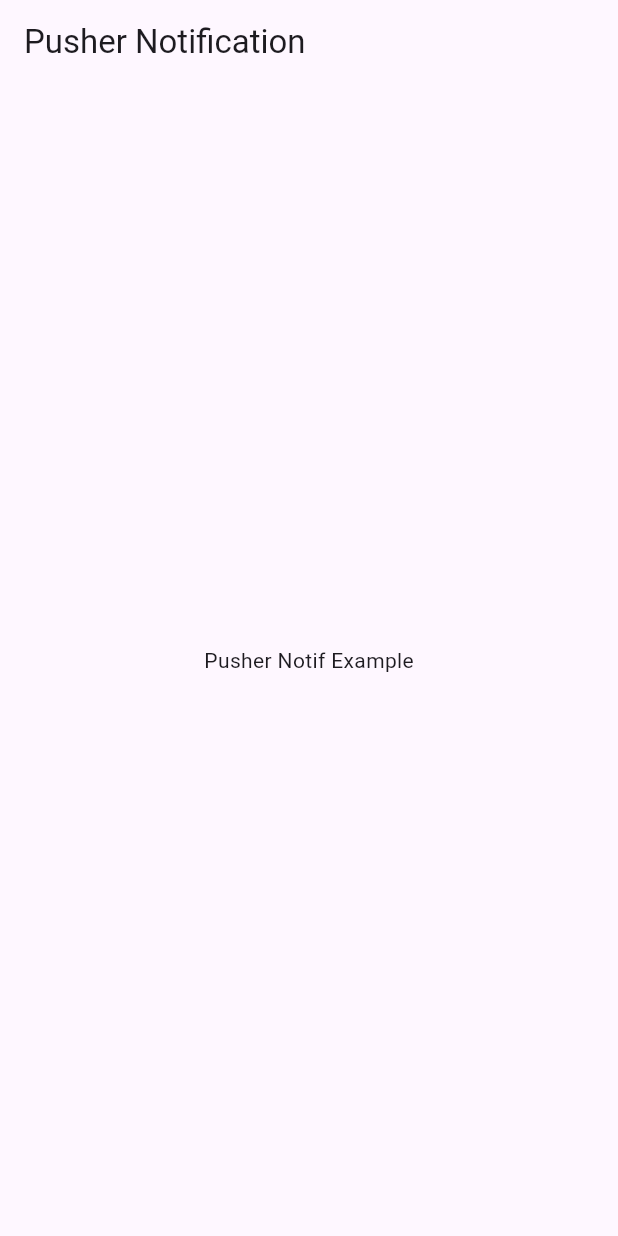
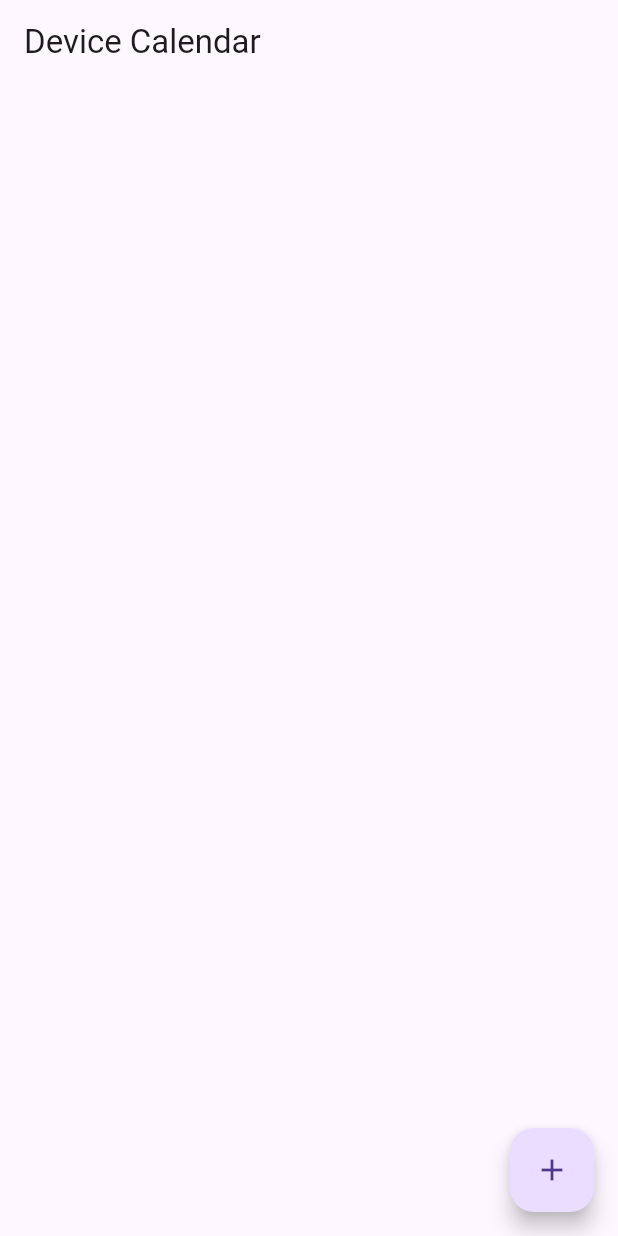
Before and after one commit to bimogempar/learn-flutter, a Flutter app: the screen it shows after launch, on a phone screen of 412 x 824 dp. Run offline on Flutter 3.47's test engine with Material 3 defaults, Android fonts, the phone set to English and light mode, and no system bars.

Commit message:
back: apply original main dart

```diff
--- a/lib/main.dart
+++ b/lib/main.dart
@@ -1,90 +1,42 @@
-import 'dart:convert';
+import 'package:flutter/material.dart';
 
-import 'package:awesome_notifications/awesome_notifications.dart';
-import 'package:flutter/material.dart';
-import 'package:pusher_channels_flutter/pusher_channels_flutter.dart';
+void main() => runApp(MyApp());
 
-void main() async {
-  await AwesomeNotifications().initialize(
-    null,
-    [
-      NotificationChannel(
-          channelKey: 'alerts',
-          channelName: 'Alerts',
-          channelDescription: 'Notification tests as alerts',
-          playSound: true,
-          onlyAlertOnce: true,
-          groupAlertBehavior: GroupAlertBehavior.Children,
-          importance: NotificationImportance.High,
-          defaultPrivacy: NotificationPrivacy.Private,
-          defaultColor: Colors.deepPurple,
-          ledColor: Colors.deepPurple)
-    ],
-    debug: true,
+class MyApp extends StatelessWidget {
+  @override
+  Widget build(BuildContext context) {
+    return MaterialApp(
+      title: 'Flutter Device Calendar',
+      theme: ThemeData(
+        primarySwatch: Colors.blue,
+      ),
+      home: MyHomePage(),
     );
-  runApp(const MyApp());
-}
-
-class MyApp extends StatefulWidget {
-  const MyApp({super.key});
-
-  @override
-  State<MyApp> createState() => _MyAppState();
-}
-
-class _MyAppState extends State<MyApp> {
-  PusherChannelsFlutter pusher = PusherChannelsFlutter.getInstance();
-
-  @override
-  void initState() {
-    super.initState();
-    initPusherConnect();
-  }
-
-  void initPusherConnect() async {
-    try {
-      await pusher.init(
-          apiKey: '085a6eb21bd2d1912f89', cluster: 'ap1', onEvent: onEvent);
-      await pusher.subscribe(channelName: 'my-channel');
-      await pusher.connect();
-      print("SUCCESS CONNECT");
-    } catch (e) {
-      print("ERROR: $e");
   }
 }
 
-  void onEvent(PusherEvent event) {
-    print("ON EVENT: $event");
-    print("EVENT DATA: ${event.data}");
-
-    Map<String, dynamic> jsonData = json.decode(event.data);
-
-    print("WILL CREATE NOTIF");
-    pushNotif(jsonData);
+class MyHomePage extends StatefulWidget {
+  @override
+  _MyHomePageState createState() => _MyHomePageState();
 }
 
-  void pushNotif(Map<String, dynamic> data) async {
-    print("DO CREATE NOTIF $data");
-    await AwesomeNotifications().createNotification(
-        content: NotificationContent(
-            id: data['id'],
-            channelKey: 'alerts',
-            title: data['title'],
-            body: data['body']));
-
-    print("SUCCESS CREATE NOTIF");
-  }
-
+class _MyHomePageState extends State<MyHomePage> {
   @override
   Widget build(BuildContext context) {
-    return MaterialApp(
-      home: Scaffold(
+    return Scaffold(
       appBar: AppBar(
-          title: Text('Pusher Notification'),
+        title: Text("Device Calendar"),
       ),
       body: Center(
-          child: Text("Pusher Notif Example"),
+        child: Column(
+          mainAxisAlignment: MainAxisAlignment.center,
+          children: <Widget>[],
         ),
+      ),
+      floatingActionButton: FloatingActionButton(
+        onPressed: () {},
+        tooltip: 'Increment',
+        child: Icon(Icons.add),
       ),
     );
   }
```
Lines whose indentation alone changed are shown as unchanged.
